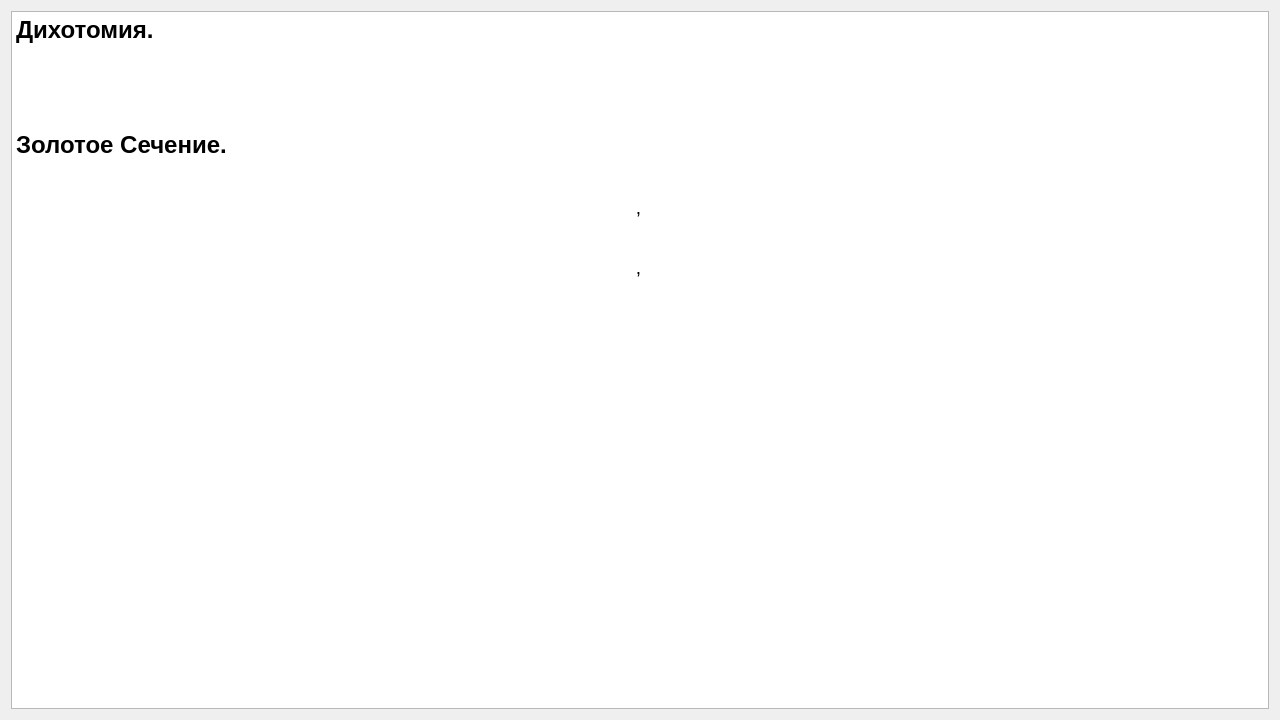
BiGoRGgg/KambulovaVukolovRyzhov, file Programm/Formulars.ui: the form before one commit.
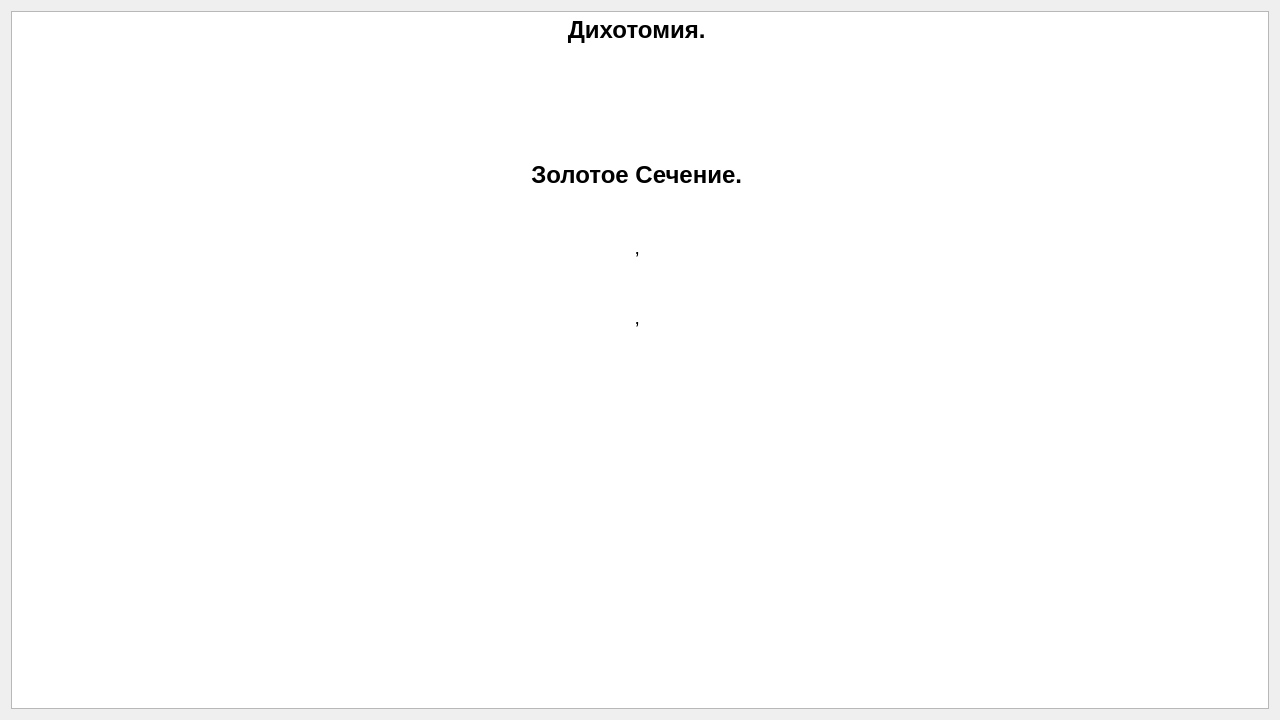
The form after the commit. Icons and pictures are not drawn.

What changed in the file:
```diff
--- a/Programm/Formulars.ui
+++ b/Programm/Formulars.ui
@@ -15,28 +15,28 @@
   </property>
   <layout class="QVBoxLayout" name="verticalLayout">
    <item>
-    <widget class="QTextEdit" name="textEdit">
+    <widget class="QTextBrowser" name="textBrowser">
      <property name="html">
       <string>&lt;!DOCTYPE HTML PUBLIC &quot;-//W3C//DTD HTML 4.0//EN&quot; &quot;http://www.w3.org/TR/REC-html40/strict.dtd&quot;&gt;
 &lt;html&gt;&lt;head&gt;&lt;meta name=&quot;qrichtext&quot; content=&quot;1&quot; /&gt;&lt;style type=&quot;text/css&quot;&gt;
 p, li { white-space: pre-wrap; }
 &lt;/style&gt;&lt;/head&gt;&lt;body style=&quot; font-family:'MS Shell Dlg 2'; font-size:8.25pt; font-weight:400; font-style:normal;&quot;&gt;
-&lt;p style=&quot; margin-top:12px; margin-bottom:12px; margin-left:0px; margin-right:0px; -qt-block-indent:0; text-indent:0px;&quot;&gt;&lt;span style=&quot; font-family:'Times New Roman,serif'; font-size:18pt; font-weight:600;&quot;&gt;Дихотомия.&lt;/span&gt;&lt;span style=&quot; font-size:8pt;&quot;&gt; &lt;/span&gt;&lt;/p&gt;
-&lt;p align=&quot;center&quot; style=&quot; margin-top:0px; margin-bottom:0px; margin-left:0px; margin-right:0px; -qt-block-indent:0; text-indent:0px; background-color:#ffffff;&quot;&gt;&lt;img src=&quot;file:///C:\Users\error\AppData\Local\Temp\msohtmlclip1\01\clip_image002.png&quot; width=&quot;83&quot; height=&quot;44&quot; /&gt;&lt;span style=&quot; font-size:8pt;&quot;&gt; &lt;/span&gt;&lt;/p&gt;
-&lt;p style=&quot; margin-top:12px; margin-bottom:12px; margin-left:0px; margin-right:0px; -qt-block-indent:0; text-indent:0px; background-color:#ffffff;&quot;&gt;&lt;img src=&quot;file:///C:\Users\error\AppData\Local\Temp\msohtmlclip1\01\clip_image004.png&quot; width=&quot;222&quot; height=&quot;40&quot; /&gt;&lt;span style=&quot; font-size:8pt;&quot;&gt; &lt;/span&gt;&lt;/p&gt;
-&lt;p style=&quot; margin-top:12px; margin-bottom:12px; margin-left:0px; margin-right:0px; -qt-block-indent:0; text-indent:0px;&quot;&gt;&lt;img src=&quot;file:///C:\Users\error\AppData\Local\Temp\msohtmlclip1\01\clip_image006.png&quot; width=&quot;75&quot; height=&quot;44&quot; /&gt;&lt;span style=&quot; font-size:8pt;&quot;&gt; &lt;/span&gt;&lt;/p&gt;
-&lt;p style=&quot; margin-top:12px; margin-bottom:12px; margin-left:0px; margin-right:0px; -qt-block-indent:0; text-indent:0px;&quot;&gt;&lt;span style=&quot; font-family:'Times New Roman,serif'; font-size:18pt; font-weight:600;&quot;&gt;Золотое Сечение.&lt;/span&gt;&lt;span style=&quot; font-size:8pt;&quot;&gt; &lt;/span&gt;&lt;/p&gt;
-&lt;p style=&quot; margin-top:12px; margin-bottom:12px; margin-left:0px; margin-right:0px; -qt-block-indent:0; text-indent:0px;&quot;&gt;&lt;img src=&quot;file:///C:\Users\error\AppData\Local\Temp\msohtmlclip1\01\clip_image008.png&quot; width=&quot;146&quot; height=&quot;44&quot; /&gt;&lt;span style=&quot; font-size:8pt;&quot;&gt; &lt;/span&gt;&lt;/p&gt;
-&lt;p align=&quot;center&quot; style=&quot; margin-top:12px; margin-bottom:12px; margin-left:0px; margin-right:0px; -qt-block-indent:0; text-indent:0px;&quot;&gt;&lt;img src=&quot;file:///C:\Users\error\AppData\Local\Temp\msohtmlclip1\01\clip_image010.png&quot; width=&quot;164&quot; height=&quot;24&quot; /&gt;&lt;span style=&quot; font-family:'Times New Roman,serif'; font-size:14pt;&quot;&gt;,&lt;/span&gt;&lt;span style=&quot; font-size:8pt;&quot;&gt; &lt;/span&gt;&lt;/p&gt;
-&lt;p style=&quot; margin-top:12px; margin-bottom:12px; margin-left:0px; margin-right:0px; -qt-block-indent:0; text-indent:0px;&quot;&gt;&lt;img src=&quot;file:///C:\Users\error\AppData\Local\Temp\msohtmlclip1\01\clip_image012.png&quot; width=&quot;109&quot; height=&quot;44&quot; /&gt;&lt;span style=&quot; font-size:8pt;&quot;&gt; &lt;/span&gt;&lt;/p&gt;
-&lt;p align=&quot;center&quot; style=&quot; margin-top:12px; margin-bottom:12px; margin-left:0px; margin-right:0px; -qt-block-indent:0; text-indent:0px;&quot;&gt;&lt;img src=&quot;file:///C:\Users\error\AppData\Local\Temp\msohtmlclip1\01\clip_image014.png&quot; width=&quot;125&quot; height=&quot;24&quot; /&gt;&lt;span style=&quot; font-family:'Times New Roman,serif'; font-size:14pt;&quot;&gt;,&lt;/span&gt;&lt;span style=&quot; font-size:8pt;&quot;&gt; &lt;/span&gt;&lt;/p&gt;
-&lt;p style=&quot; margin-top:12px; margin-bottom:12px; margin-left:0px; margin-right:0px; -qt-block-indent:0; text-indent:0px;&quot;&gt;&lt;img src=&quot;file:///C:\Users\error\AppData\Local\Temp\msohtmlclip1\01\clip_image016.png&quot; width=&quot;178&quot; height=&quot;49&quot; /&gt;&lt;span style=&quot; font-size:8pt;&quot;&gt; &lt;/span&gt;&lt;/p&gt;
-&lt;p style=&quot; margin-top:12px; margin-bottom:12px; margin-left:0px; margin-right:0px; -qt-block-indent:0; text-indent:0px;&quot;&gt;&lt;img src=&quot;file:///C:\Users\error\AppData\Local\Temp\msohtmlclip1\01\clip_image018.png&quot; width=&quot;150&quot; height=&quot;49&quot; /&gt;&lt;span style=&quot; font-size:8pt;&quot;&gt; &lt;/span&gt;&lt;/p&gt;
-&lt;p style=&quot; margin-top:12px; margin-bottom:12px; margin-left:0px; margin-right:0px; -qt-block-indent:0; text-indent:0px;&quot;&gt;&lt;img src=&quot;file:///C:\Users\error\AppData\Local\Temp\msohtmlclip1\01\clip_image020.png&quot; width=&quot;197&quot; height=&quot;49&quot; /&gt;&lt;span style=&quot; font-size:8pt;&quot;&gt; &lt;/span&gt;&lt;/p&gt;
-&lt;p style=&quot; margin-top:12px; margin-bottom:12px; margin-left:0px; margin-right:0px; -qt-block-indent:0; text-indent:0px;&quot;&gt;&lt;img src=&quot;file:///C:\Users\error\AppData\Local\Temp\msohtmlclip1\01\clip_image022.png&quot; width=&quot;354&quot; height=&quot;49&quot; /&gt;&lt;span style=&quot; font-size:8pt;&quot;&gt; &lt;/span&gt;&lt;/p&gt;
-&lt;p style=&quot; margin-top:12px; margin-bottom:12px; margin-left:0px; margin-right:0px; -qt-block-indent:0; text-indent:0px;&quot;&gt;&lt;img src=&quot;file:///C:\Users\error\AppData\Local\Temp\msohtmlclip1\01\clip_image024.png&quot; width=&quot;366&quot; height=&quot;49&quot; /&gt;&lt;span style=&quot; font-size:8pt;&quot;&gt; &lt;/span&gt;&lt;/p&gt;
-&lt;p align=&quot;center&quot; style=&quot; margin-top:12px; margin-bottom:12px; margin-left:0px; margin-right:0px; -qt-block-indent:0; text-indent:0px;&quot;&gt;&lt;span style=&quot; font-family:'Times New Roman,serif'; font-size:20pt; font-weight:600;&quot;&gt; &lt;/span&gt;&lt;span style=&quot; font-size:8pt;&quot;&gt; &lt;/span&gt;&lt;/p&gt;
-&lt;p style=&quot; margin-top:12px; margin-bottom:12px; margin-left:0px; margin-right:0px; -qt-block-indent:0; text-indent:0px;&quot;&gt;&lt;span style=&quot; font-family:'Times New Roman,serif'; font-size:18pt; font-weight:600;&quot;&gt; &lt;/span&gt;&lt;span style=&quot; font-size:8pt;&quot;&gt; &lt;/span&gt;&lt;/p&gt;&lt;/body&gt;&lt;/html&gt;</string>
+&lt;p align=&quot;center&quot; style=&quot; margin-top:12px; margin-bottom:12px; margin-left:0px; margin-right:0px; -qt-block-indent:0; text-indent:0px;&quot;&gt;&lt;span style=&quot; font-family:'Times New Roman,serif'; font-size:18pt; font-weight:600;&quot;&gt;Дихотомия.&lt;/span&gt;&lt;span style=&quot; font-size:18pt;&quot;&gt; &lt;/span&gt;&lt;/p&gt;
+&lt;p align=&quot;center&quot; style=&quot; margin-top:0px; margin-bottom:0px; margin-left:0px; margin-right:0px; -qt-block-indent:0; text-indent:0px; background-color:#ffffff;&quot;&gt;&lt;img src=&quot;file:///C:\Users\error\AppData\Local\Temp\msohtmlclip1\01\clip_image002.png&quot; width=&quot;83&quot; height=&quot;44&quot; /&gt;&lt;span style=&quot; font-size:14pt;&quot;&gt; &lt;/span&gt;&lt;/p&gt;
+&lt;p align=&quot;center&quot; style=&quot; margin-top:12px; margin-bottom:12px; margin-left:0px; margin-right:0px; -qt-block-indent:0; text-indent:0px; background-color:#ffffff;&quot;&gt;&lt;img src=&quot;file:///C:\Users\error\AppData\Local\Temp\msohtmlclip1\01\clip_image004.png&quot; width=&quot;222&quot; height=&quot;40&quot; /&gt;&lt;span style=&quot; font-size:14pt;&quot;&gt; &lt;/span&gt;&lt;/p&gt;
+&lt;p align=&quot;center&quot; style=&quot; margin-top:12px; margin-bottom:12px; margin-left:0px; margin-right:0px; -qt-block-indent:0; text-indent:0px;&quot;&gt;&lt;img src=&quot;file:///C:\Users\error\AppData\Local\Temp\msohtmlclip1\01\clip_image006.png&quot; width=&quot;75&quot; height=&quot;44&quot; /&gt;&lt;span style=&quot; font-size:14pt;&quot;&gt; &lt;/span&gt;&lt;/p&gt;
+&lt;p align=&quot;center&quot; style=&quot; margin-top:12px; margin-bottom:12px; margin-left:0px; margin-right:0px; -qt-block-indent:0; text-indent:0px;&quot;&gt;&lt;span style=&quot; font-family:'Times New Roman,serif'; font-size:18pt; font-weight:600;&quot;&gt;Золотое Сечение.&lt;/span&gt;&lt;span style=&quot; font-size:18pt;&quot;&gt; &lt;/span&gt;&lt;/p&gt;
+&lt;p align=&quot;center&quot; style=&quot; margin-top:12px; margin-bottom:12px; margin-left:0px; margin-right:0px; -qt-block-indent:0; text-indent:0px;&quot;&gt;&lt;img src=&quot;file:///C:\Users\error\AppData\Local\Temp\msohtmlclip1\01\clip_image008.png&quot; width=&quot;146&quot; height=&quot;44&quot; /&gt;&lt;span style=&quot; font-size:14pt;&quot;&gt; &lt;/span&gt;&lt;/p&gt;
+&lt;p align=&quot;center&quot; style=&quot; margin-top:12px; margin-bottom:12px; margin-left:0px; margin-right:0px; -qt-block-indent:0; text-indent:0px;&quot;&gt;&lt;img src=&quot;file:///C:\Users\error\AppData\Local\Temp\msohtmlclip1\01\clip_image010.png&quot; width=&quot;164&quot; height=&quot;24&quot; /&gt;&lt;span style=&quot; font-family:'Times New Roman,serif'; font-size:14pt;&quot;&gt;,&lt;/span&gt;&lt;span style=&quot; font-size:14pt;&quot;&gt; &lt;/span&gt;&lt;/p&gt;
+&lt;p align=&quot;center&quot; style=&quot; margin-top:12px; margin-bottom:12px; margin-left:0px; margin-right:0px; -qt-block-indent:0; text-indent:0px;&quot;&gt;&lt;img src=&quot;file:///C:\Users\error\AppData\Local\Temp\msohtmlclip1\01\clip_image012.png&quot; width=&quot;109&quot; height=&quot;44&quot; /&gt;&lt;span style=&quot; font-size:14pt;&quot;&gt; &lt;/span&gt;&lt;/p&gt;
+&lt;p align=&quot;center&quot; style=&quot; margin-top:12px; margin-bottom:12px; margin-left:0px; margin-right:0px; -qt-block-indent:0; text-indent:0px;&quot;&gt;&lt;img src=&quot;file:///C:\Users\error\AppData\Local\Temp\msohtmlclip1\01\clip_image014.png&quot; width=&quot;125&quot; height=&quot;24&quot; /&gt;&lt;span style=&quot; font-family:'Times New Roman,serif'; font-size:14pt;&quot;&gt;,&lt;/span&gt;&lt;span style=&quot; font-size:14pt;&quot;&gt; &lt;/span&gt;&lt;/p&gt;
+&lt;p align=&quot;center&quot; style=&quot; margin-top:12px; margin-bottom:12px; margin-left:0px; margin-right:0px; -qt-block-indent:0; text-indent:0px;&quot;&gt;&lt;img src=&quot;file:///C:\Users\error\AppData\Local\Temp\msohtmlclip1\01\clip_image016.png&quot; width=&quot;178&quot; height=&quot;49&quot; /&gt;&lt;span style=&quot; font-size:14pt;&quot;&gt; &lt;/span&gt;&lt;/p&gt;
+&lt;p align=&quot;center&quot; style=&quot; margin-top:12px; margin-bottom:12px; margin-left:0px; margin-right:0px; -qt-block-indent:0; text-indent:0px;&quot;&gt;&lt;img src=&quot;file:///C:\Users\error\AppData\Local\Temp\msohtmlclip1\01\clip_image018.png&quot; width=&quot;150&quot; height=&quot;49&quot; /&gt;&lt;span style=&quot; font-size:14pt;&quot;&gt; &lt;/span&gt;&lt;/p&gt;
+&lt;p align=&quot;center&quot; style=&quot; margin-top:12px; margin-bottom:12px; margin-left:0px; margin-right:0px; -qt-block-indent:0; text-indent:0px;&quot;&gt;&lt;img src=&quot;file:///C:\Users\error\AppData\Local\Temp\msohtmlclip1\01\clip_image020.png&quot; width=&quot;197&quot; height=&quot;49&quot; /&gt;&lt;span style=&quot; font-size:14pt;&quot;&gt; &lt;/span&gt;&lt;/p&gt;
+&lt;p align=&quot;center&quot; style=&quot; margin-top:12px; margin-bottom:12px; margin-left:0px; margin-right:0px; -qt-block-indent:0; text-indent:0px;&quot;&gt;&lt;img src=&quot;file:///C:\Users\error\AppData\Local\Temp\msohtmlclip1\01\clip_image022.png&quot; width=&quot;354&quot; height=&quot;49&quot; /&gt;&lt;span style=&quot; font-size:14pt;&quot;&gt; &lt;/span&gt;&lt;/p&gt;
+&lt;p align=&quot;center&quot; style=&quot; margin-top:12px; margin-bottom:12px; margin-left:0px; margin-right:0px; -qt-block-indent:0; text-indent:0px;&quot;&gt;&lt;img src=&quot;file:///C:\Users\error\AppData\Local\Temp\msohtmlclip1\01\clip_image024.png&quot; width=&quot;366&quot; height=&quot;49&quot; /&gt;&lt;span style=&quot; font-size:14pt;&quot;&gt; &lt;/span&gt;&lt;/p&gt;
+&lt;p align=&quot;center&quot; style=&quot; margin-top:12px; margin-bottom:12px; margin-left:0px; margin-right:0px; -qt-block-indent:0; text-indent:0px;&quot;&gt;&lt;span style=&quot; font-family:'Times New Roman,serif'; font-size:14pt; font-weight:600;&quot;&gt; &lt;/span&gt;&lt;span style=&quot; font-size:14pt;&quot;&gt; &lt;/span&gt;&lt;/p&gt;
+&lt;p align=&quot;center&quot; style=&quot; margin-top:12px; margin-bottom:12px; margin-left:0px; margin-right:0px; -qt-block-indent:0; text-indent:0px;&quot;&gt;&lt;span style=&quot; font-family:'Times New Roman,serif'; font-size:14pt; font-weight:600;&quot;&gt; &lt;/span&gt;&lt;span style=&quot; font-size:14pt;&quot;&gt; &lt;/span&gt;&lt;/p&gt;&lt;/body&gt;&lt;/html&gt;</string>
      </property>
     </widget>
    </item>
```
